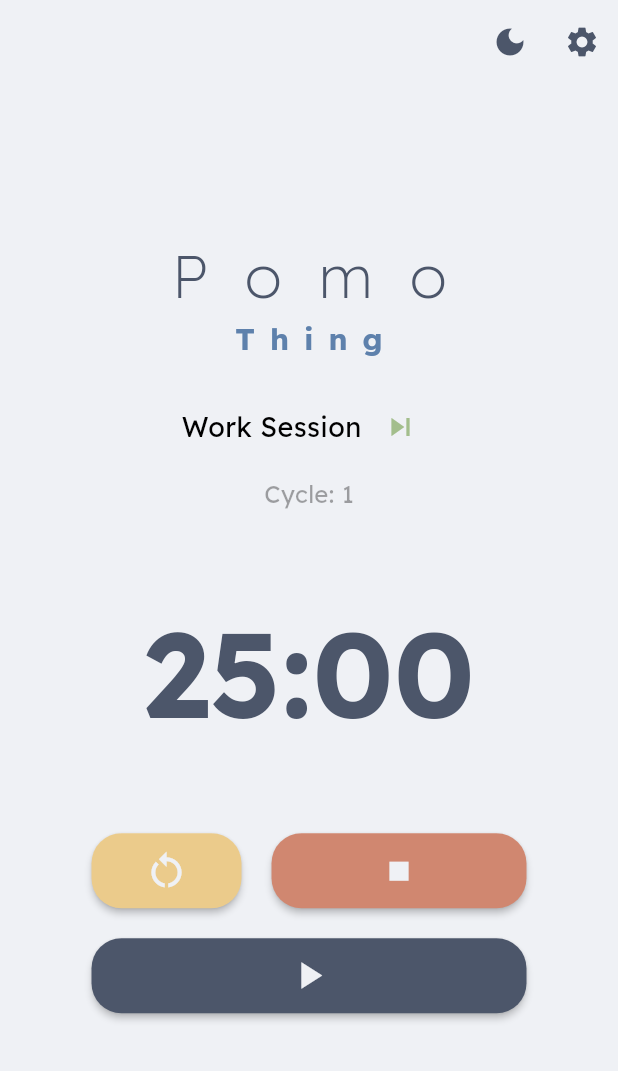
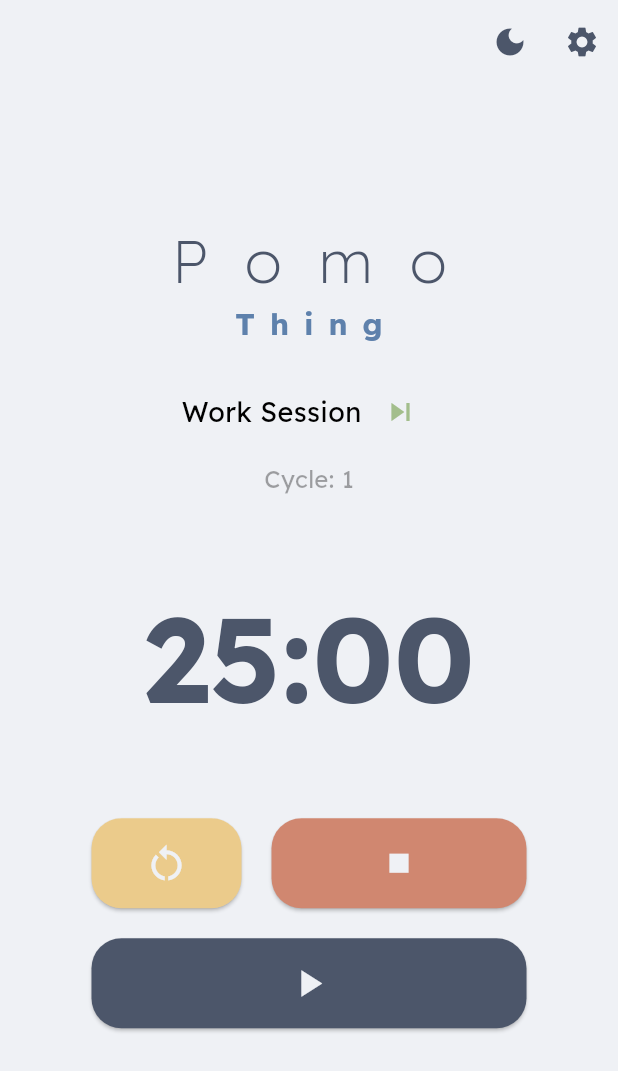
Before and after one commit to AbrarAbe/pomothing, a Flutter app: the screen it shows after launch, on a phone screen of 412 x 824 dp. Shown: the top 1071 px of the screen. Run offline on Flutter 3.47's test engine with Material 3 defaults, Android fonts, the phone set to English and light mode, and no system bars; our stand-ins replace google_fonts, shared_preferences.

Commit message:
refactor(ui): Replace MaterialButton with ElevatedButton
Updates `PlayPauseButton` and `ButtonRow` widgets to use `ElevatedButton` instead of the deprecated `MaterialButton`.

This ensures the UI components use the modern button widget recommended by Flutter.

```diff
--- a/lib/features/timer/widgets/button_row.dart
+++ b/lib/features/timer/widgets/button_row.dart
@@ -15,13 +15,14 @@ class ButtonRow extends StatelessWidget {
       spacing: 20,
       mainAxisAlignment: MainAxisAlignment.center,
       children: [
-        MaterialButton(
-          height: 50,
-          minWidth: 100,
-          shape: RoundedRectangleBorder(
-            borderRadius: BorderRadius.circular(20),
+        ElevatedButton(
+          style: ElevatedButton.styleFrom(
+            fixedSize: const Size(100, 60),
+            shape: RoundedRectangleBorder(
+              borderRadius: BorderRadius.circular(20),
+            ),
+            backgroundColor: Theme.of(context).colorScheme.onTertiary,
           ),
-          color: Theme.of(context).colorScheme.onTertiary,
           onPressed: handleResetCycle,
           child: Icon(
             Icons.restart_alt,
@@ -29,13 +30,14 @@ class ButtonRow extends StatelessWidget {
             color: Theme.of(context).colorScheme.onPrimary,
           ),
         ),
-        MaterialButton(
-          height: 50,
-          minWidth: 170,
-          shape: RoundedRectangleBorder(
-            borderRadius: BorderRadius.circular(20),
+        ElevatedButton(
+          style: ElevatedButton.styleFrom(
+            fixedSize: const Size(170, 60),
+            shape: RoundedRectangleBorder(
+              borderRadius: BorderRadius.circular(20),
+            ),
+            backgroundColor: Theme.of(context).colorScheme.primaryContainer,
           ),
-          color: Theme.of(context).colorScheme.primaryContainer,
           onPressed: handleStop,
           child: Icon(
             Icons.stop,
--- a/lib/features/timer/widgets/play_pause_button.dart
+++ b/lib/features/timer/widgets/play_pause_button.dart
@@ -22,11 +22,14 @@ class PlayPauseButton extends StatelessWidget {
       }
     }
 
-    return MaterialButton(
-      height: 50,
-      minWidth: 290,
-      shape: RoundedRectangleBorder(borderRadius: BorderRadius.circular(20)),
-      color: Theme.of(context).colorScheme.primary,
+    return ElevatedButton(
+      style: ElevatedButton.styleFrom(
+        fixedSize: const Size(290, 60),
+        shape: RoundedRectangleBorder(borderRadius: BorderRadius.circular(20)),
+        backgroundColor: Theme.of(context).colorScheme.primary, // Button color
+        foregroundColor:
+            Theme.of(context).colorScheme.onPrimary, // Icon/text color
+      ),
       onPressed: handlePlayPause,
       child: Row(
         mainAxisSize: MainAxisSize.min,
@@ -35,7 +38,6 @@ class PlayPauseButton extends StatelessWidget {
           Icon(
             getPlayPauseIcon(timerState),
             size: 30,
-            color: Theme.of(context).colorScheme.onPrimary,
           ),
         ],
       ),
```
